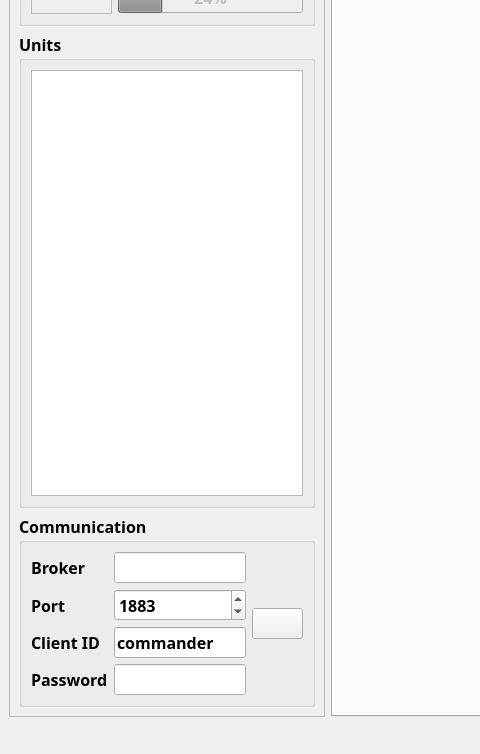
Above: src/pkgs/ui/windows/appWindow.ui from Electronya/rc-mission-command before the change; both pictures show x 0 to 480 and y 150 to 904 of the 1130 by 904 pixel window. Below: the same form after it.
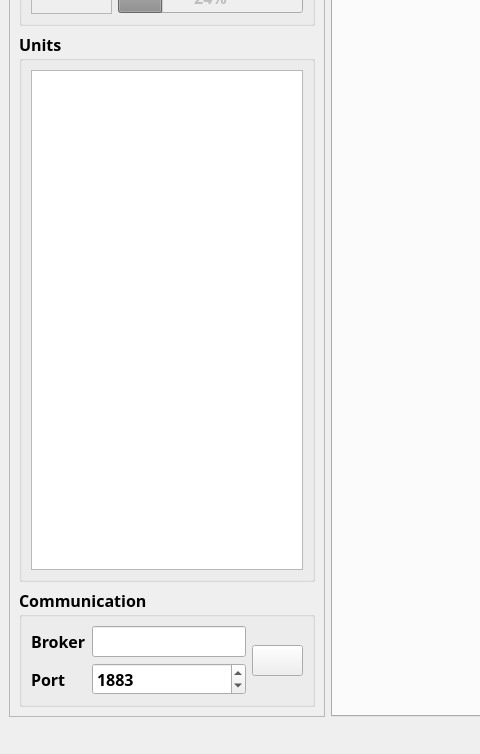
That is the form after the change. Icons and pictures are not drawn.

Commit message: removing client ID and password changing unit list from list to tree view

```diff
--- a/src/pkgs/ui/windows/appWindow.ui
+++ b/src/pkgs/ui/windows/appWindow.ui
@@ -99,7 +99,7 @@
          </property>
          <layout class="QVBoxLayout" name="verticalLayout_2">
           <item>
-           <widget class="QListView" name="unitsListView"/>
+           <widget class="QTreeView" name="treeView"/>
           </item>
          </layout>
         </widget>
@@ -109,21 +109,7 @@
          <property name="title">
           <string>Communication</string>
          </property>
-         <layout class="QGridLayout" name="gridLayout_2" columnstretch="1,0,0">
-          <item row="2" column="1">
-           <widget class="QLineEdit" name="lineEdit_2">
-            <property name="text">
-             <string>commander</string>
-            </property>
-           </widget>
-          </item>
-          <item row="1" column="0">
-           <widget class="QLabel" name="brokerPortLabel">
-            <property name="text">
-             <string>Port</string>
-            </property>
-           </widget>
-          </item>
+         <layout class="QGridLayout" name="gridLayout_2" columnstretch="1,0,0,0">
           <item row="0" column="0">
            <widget class="QLabel" name="brokerHostnameLabel">
             <property name="text">
@@ -131,8 +117,12 @@
             </property>
            </widget>
           </item>
-          <item row="0" column="1">
-           <widget class="QLineEdit" name="lineEdit"/>
+          <item row="1" column="0">
+           <widget class="QLabel" name="brokerPortLabel">
+            <property name="text">
+             <string>Port</string>
+            </property>
+           </widget>
           </item>
           <item row="1" column="1">
            <widget class="QSpinBox" name="spinBox">
@@ -144,10 +134,10 @@
             </property>
            </widget>
           </item>
-          <item row="3" column="1">
-           <widget class="QLineEdit" name="lineEdit_3"/>
+          <item row="0" column="1">
+           <widget class="QLineEdit" name="lineEdit"/>
           </item>
-          <item row="0" column="2" rowspan="4">
+          <item row="0" column="3" rowspan="2">
            <widget class="QPushButton" name="connectionBtn">
             <property name="text">
              <string/>
@@ -164,20 +154,6 @@
             </property>
            </widget>
           </item>
-          <item row="2" column="0">
-           <widget class="QLabel" name="mqttIdLabel">
-            <property name="text">
-             <string>Client ID</string>
-            </property>
-           </widget>
-          </item>
-          <item row="3" column="0">
-           <widget class="QLabel" name="mqttPasswordLabel">
-            <property name="text">
-             <string>Password</string>
-            </property>
-           </widget>
-          </item>
          </layout>
         </widget>
        </item>
```
The commit also changes 1 other file.
